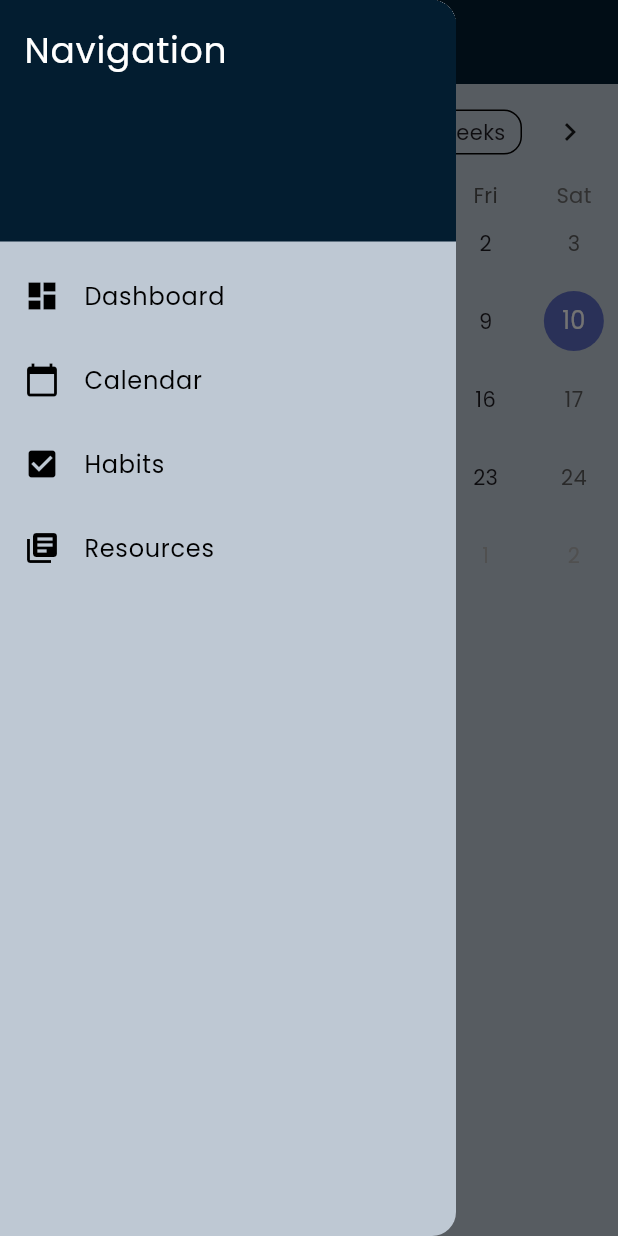
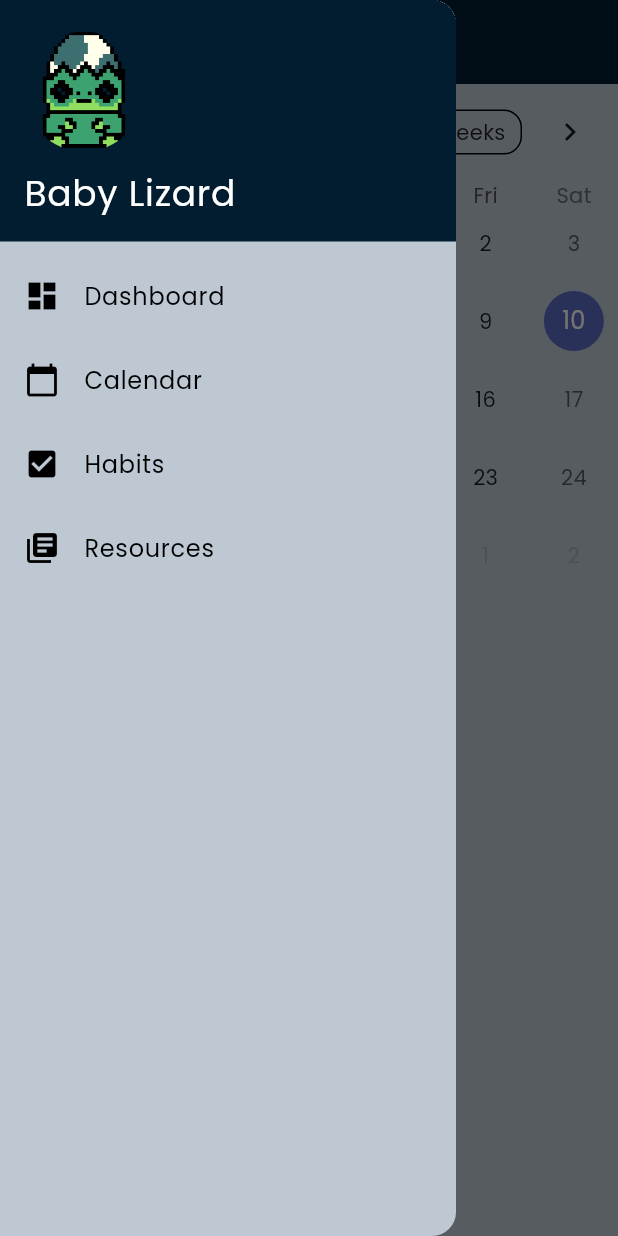
Before and after one commit to mkatra3/MoodCanvas, a Flutter app: the CalendarPage screen opened by its route, with the side drawer open, on a phone screen of 412 x 824 dp. Run offline on Flutter 3.47's test engine with Material 3 defaults, Android fonts, the phone set to English and light mode, and no system bars; drawn by our look-alikes of table_calendar; our stand-ins replace carousel_slider, google_fonts; network calls fail.

Commit message:
petguy on side bar

```diff
--- a/lib/widgets/app_drawer.dart
+++ b/lib/widgets/app_drawer.dart
@@ -1,5 +1,5 @@
 import 'package:flutter/material.dart';
-import '/models/colors.dart';
+import '/models/colors.dart'; // Make sure this contains the definition for 'darkblue'
 
 class AppDrawer extends StatelessWidget {
   const AppDrawer({super.key});
@@ -12,40 +12,52 @@ class AppDrawer extends StatelessWidget {
         children: <Widget>[
           const DrawerHeader(
             decoration: BoxDecoration(
-              color: darkblue,
+              color: darkblue, // Use your defined 'darkblue' color
             ),
-            child: Text(
-              'Navigation',
-              style: TextStyle(
-                color: Colors.white,
-                fontSize: 24,
-              ),
+            child: Column(
+              mainAxisAlignment: MainAxisAlignment.center, // Center the content vertically
+              crossAxisAlignment: CrossAxisAlignment.start, // Align content to the start horizontally
+              children: [
+                CircleAvatar(
+                  backgroundColor: Colors.transparent,
+                  radius: 40, // Adjust the radius as needed
+                  backgroundImage: AssetImage('assets/Animals/Lizard/baby_lizard.PNG'), // Replace with your actual asset path
+                ),
+                SizedBox(height: 10), // Add some space between the avatar and the text
+                Text(
+                  'Baby Lizard',
+                  style: TextStyle(
+                    color: Colors.white,
+                    fontSize: 24,
+                  ),
+                ),
+              ],
             ),
           ),
           ListTile(
-            leading: const Icon(Icons.dashboard),
-            title:  const Text('Dashboard', style: TextStyle(color: Colors.black)),
+            leading: const Icon(Icons.dashboard, color: Colors.black),
+            title: const Text('Dashboard'),
             onTap: () {
               Navigator.pushReplacementNamed(context, '/');
             },
           ),
           ListTile(
-            leading: const Icon(Icons.calendar_today),
-            title: const Text('Calendar', style: TextStyle(color: Colors.black)),
+            leading: const Icon(Icons.calendar_today, color: Colors.black),
+            title: const Text('Calendar'),
             onTap: () {
               Navigator.pushReplacementNamed(context, '/calendar');
             },
           ),
           ListTile(
-            leading: const Icon(Icons.check_box),
-            title: const Text('Habits', style: TextStyle(color: Colors.black)),
+            leading: const Icon(Icons.check_box, color: Colors.black),
+            title: const Text('Habits'),
             onTap: () {
               Navigator.pushReplacementNamed(context, '/habits');
             },
           ),
           ListTile(
-            leading: const Icon(Icons.library_books),
-            title: const Text('Resources', style: TextStyle(color: Colors.black)),
+            leading: const Icon(Icons.library_books, color: Colors.black),
+            title: const Text('Resources'),
             onTap: () {
               Navigator.pushReplacementNamed(context, '/resources');
             },
--- a/pubspec.yaml
+++ b/pubspec.yaml
@@ -24,7 +24,10 @@ flutter:
 
 
   assets:
-    - assets/Animals/
+    - assets/Animals/Bunny/
+    - assets/Animals/Chicken/
+    - assets/Animals/Lizard/
+    - assets/Animals/Panda/
     - assets/moods/
     - assets/logo_colors/
     - assets/ResourcePics/
```
